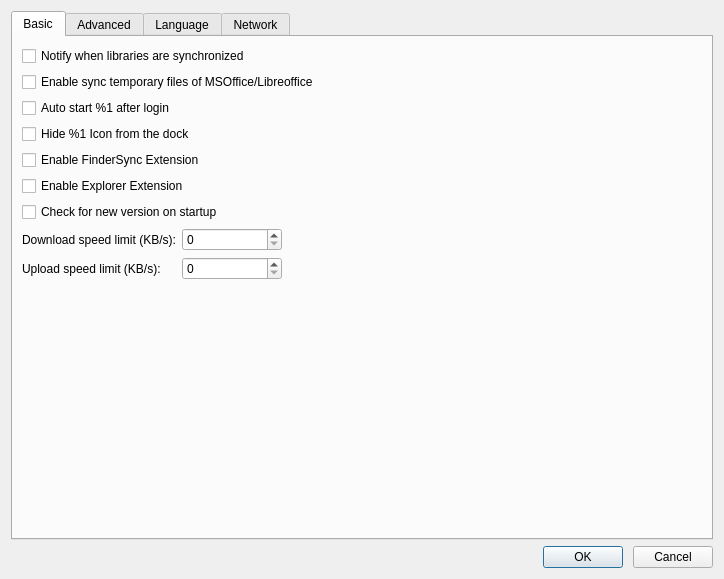
Qt form ui/settings-dialog.ui (haiwen/seadrive-gui) before a commit.
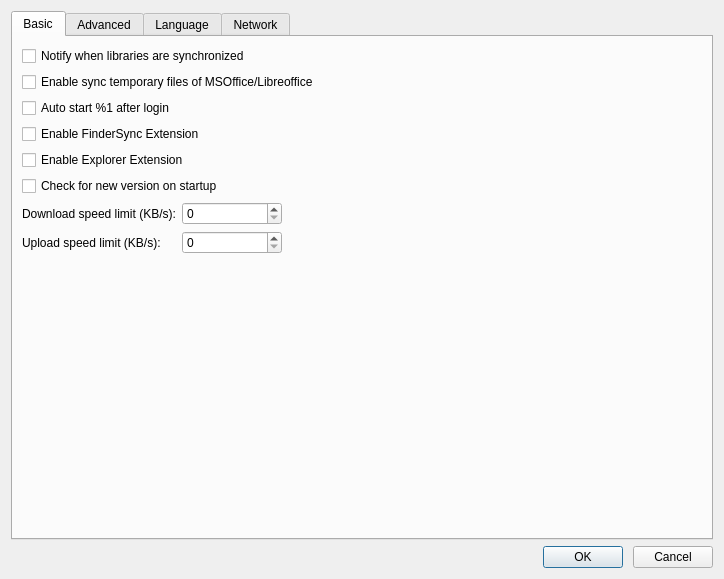
The same form after that commit. The open tabs and pages were chosen to show the change.

Commit message: osx: do not show the app dock icon.

The edit to the form file:
```diff
--- a/ui/settings-dialog.ui
+++ b/ui/settings-dialog.ui
@@ -45,13 +45,6 @@
          </property>
         </widget>
        </item>
-       <item>
-        <widget class="QCheckBox" name="mHideDockIconCheckBox">
-         <property name="text">
-          <string>Hide %1 Icon from the dock</string>
-         </property>
-        </widget>
-       </item>
        <item>
         <widget class="QCheckBox" name="mFinderSyncCheckBox">
          <property name="text">
```
Left out of the diff: 2 changed lines with no effect on the pictures. The commit also changes 5 other files.
